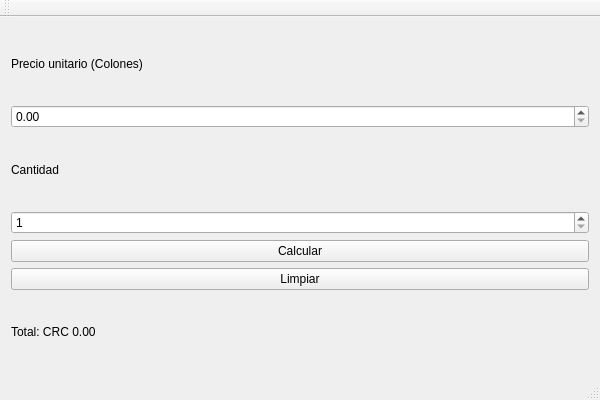
Above: Lab6/Lab6/Lab6.ui from josuejimenezseas/progra1lab6 before the change. Below: the same form after it.
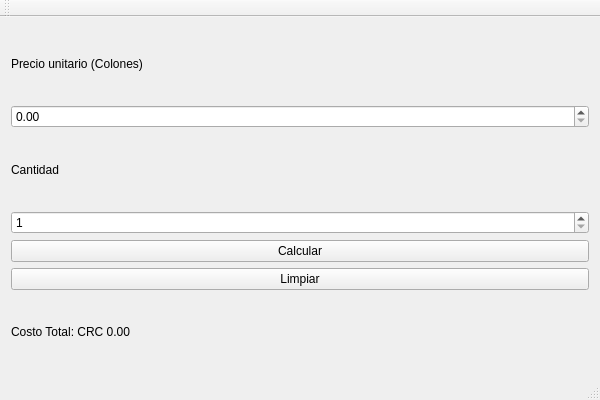
That is the form after the change.

Commit message: Cambiar texto de la etiqueta a Costo Total

The edit to the form file:
```diff
--- a/Lab6/Lab6/Lab6.ui
+++ b/Lab6/Lab6/Lab6.ui
@@ -66,7 +66,7 @@
     <item>
      <widget class="QLabel" name="lblTotal">
       <property name="text">
-       <string>Total: CRC 0.00</string>
+       <string>Costo Total: CRC 0.00</string>
       </property>
      </widget>
     </item>
```
